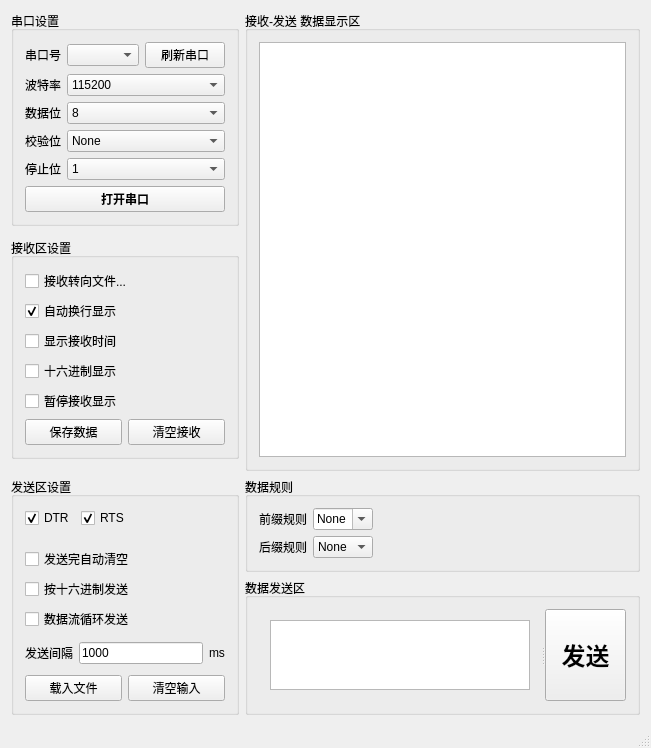
The window that serialportwindow.ui (eveningwyn/Ethernet_SerialPort) describes before a commit, drawn with Qt 5.
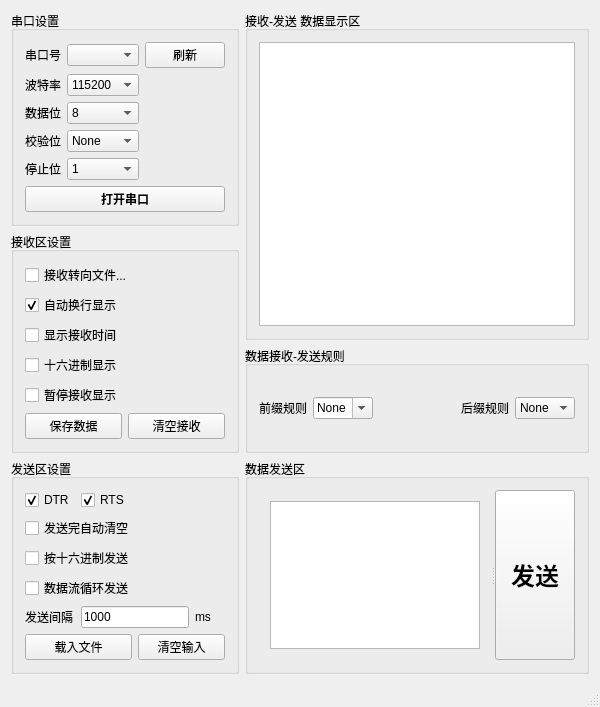
The same window after the commit. Icons and pictures are not drawn.

Commit message: 1. add language.h head file 2. update serial port tool ui

Diff of the .ui file:
```diff
--- a/serialportwindow.ui
+++ b/serialportwindow.ui
@@ -9,10 +9,16 @@
    <rect>
     <x>0</x>
     <y>0</y>
-    <width>651</width>
-    <height>651</height>
+    <width>600</width>
+    <height>600</height>
    </rect>
   </property>
+  <property name="sizePolicy">
+   <sizepolicy hsizetype="Preferred" vsizetype="Preferred">
+    <horstretch>0</horstretch>
+    <verstretch>0</verstretch>
+   </sizepolicy>
+  </property>
   <property name="windowTitle">
    <string>串口调试助手 (作者evening_wen)</string>
   </property>
@@ -26,7 +32,7 @@
   <property name="layoutDirection">
    <enum>Qt::LeftToRight</enum>
   </property>
-  <widget class="QWidget" name="centralWidget">
+  <widget class="QWidget" name="serialPortCentralWidget">
    <layout class="QGridLayout" name="gridLayout_6">
     <item row="0" column="0">
      <widget class="QGroupBox" name="serialPortSettingGroupBox">
@@ -37,142 +43,7 @@
        <string>串口设置</string>
       </property>
       <layout class="QGridLayout" name="gridLayout_4">
-       <item row="4" column="0">
-        <layout class="QFormLayout" name="stopBitormLayout">
          <item row="0" column="0">
-          <widget class="QLabel" name="stopBitLabel">
-           <property name="statusTip">
-            <string>停止位</string>
-           </property>
-           <property name="text">
-            <string>停止位</string>
-           </property>
-          </widget>
-         </item>
-         <item row="0" column="1">
-          <widget class="QComboBox" name="stopBitComboBox">
-           <property name="currentIndex">
-            <number>0</number>
-           </property>
-           <item>
-            <property name="text">
-             <string>1</string>
-            </property>
-           </item>
-           <item>
-            <property name="text">
-             <string>2</string>
-            </property>
-           </item>
-          </widget>
-         </item>
-        </layout>
-       </item>
-       <item row="5" column="0">
-        <widget class="QPushButton" name="openSerialPortBtn">
-         <property name="font">
-          <font>
-           <family>AcadEref</family>
-           <weight>75</weight>
-           <bold>true</bold>
-          </font>
-         </property>
-         <property name="statusTip">
-          <string>串口打开/关闭</string>
-         </property>
-         <property name="text">
-          <string>打开串口</string>
-         </property>
-         <property name="icon">
-          <iconset resource="resource.qrc">
-           <normaloff>:/res/Aladdin_lamp_red.png</normaloff>:/res/Aladdin_lamp_red.png</iconset>
-         </property>
-        </widget>
-       </item>
-       <item row="3" column="0">
-        <layout class="QFormLayout" name="parityBitormLayout">
-         <item row="0" column="0">
-          <widget class="QLabel" name="parityBitLabel">
-           <property name="statusTip">
-            <string>数据位</string>
-           </property>
-           <property name="text">
-            <string>校验位</string>
-           </property>
-          </widget>
-         </item>
-         <item row="0" column="1">
-          <widget class="QComboBox" name="parityBitComboBox">
-           <item>
-            <property name="text">
-             <string>None</string>
-            </property>
-           </item>
-           <item>
-            <property name="text">
-             <string>Odd</string>
-            </property>
-           </item>
-           <item>
-            <property name="text">
-             <string>Even</string>
-            </property>
-           </item>
-           <item>
-            <property name="text">
-             <string>Mark</string>
-            </property>
-           </item>
-           <item>
-            <property name="text">
-             <string>Space</string>
-            </property>
-           </item>
-          </widget>
-         </item>
-        </layout>
-       </item>
-       <item row="2" column="0">
-        <layout class="QFormLayout" name="dataBitormLayout">
-         <item row="0" column="0">
-          <widget class="QLabel" name="dataBitLabel">
-           <property name="statusTip">
-            <string>校验位</string>
-           </property>
-           <property name="text">
-            <string>数据位</string>
-           </property>
-          </widget>
-         </item>
-         <item row="0" column="1">
-          <widget class="QComboBox" name="dataBitComboBox">
-           <item>
-            <property name="text">
-             <string>8</string>
-            </property>
-           </item>
-           <item>
-            <property name="text">
-             <string>7</string>
-            </property>
-           </item>
-           <item>
-            <property name="text">
-             <string>6</string>
-            </property>
-           </item>
-           <item>
-            <property name="text">
-             <string>5</string>
-            </property>
-           </item>
-          </widget>
-         </item>
-        </layout>
-       </item>
-       <item row="0" column="0">
-        <layout class="QHBoxLayout" name="portNameHorizontalLayout">
-         <item>
           <widget class="QLabel" name="portNameberLabel">
            <property name="statusTip">
             <string>串口号</string>
@@ -182,13 +53,13 @@
            </property>
           </widget>
          </item>
-         <item>
+       <item row="0" column="1">
           <widget class="QComboBox" name="portNameComboBox"/>
          </item>
-         <item>
+       <item row="0" column="2">
           <widget class="QPushButton" name="portNameRefreshBtn">
            <property name="text">
-            <string>刷新串口</string>
+          <string>刷新</string>
            </property>
            <property name="icon">
             <iconset resource="resource.qrc">
@@ -196,11 +67,7 @@
            </property>
           </widget>
          </item>
-        </layout>
-       </item>
        <item row="1" column="0">
-        <layout class="QFormLayout" name="baudRateFormLayout">
-         <item row="0" column="0">
           <widget class="QLabel" name="baudRateLabel">
            <property name="statusTip">
             <string>波特率</string>
@@ -210,7 +77,7 @@
            </property>
           </widget>
          </item>
-         <item row="0" column="1">
+       <item row="1" column="1">
           <widget class="QComboBox" name="baudRateComboBox">
            <property name="editable">
             <bool>false</bool>
@@ -263,209 +130,136 @@
            </item>
           </widget>
          </item>
-        </layout>
-       </item>
-      </layout>
-     </widget>
-    </item>
-    <item row="6" column="1">
-     <widget class="QGroupBox" name="dataRuleGroupBox">
-      <property name="title">
-       <string>数据规则</string>
-      </property>
-      <layout class="QGridLayout" name="gridLayout_8">
-       <item row="1" column="0">
-        <layout class="QHBoxLayout" name="dataSuffixHorizontalLayout">
-         <item>
-          <widget class="QLabel" name="dataSuffixLabel">
+       <item row="2" column="0">
+        <widget class="QLabel" name="dataBitLabel">
+         <property name="statusTip">
+          <string>校验位</string>
+         </property>
            <property name="text">
-            <string>后缀规则</string>
+          <string>数据位</string>
            </property>
           </widget>
          </item>
+       <item row="2" column="1">
+        <widget class="QComboBox" name="dataBitComboBox">
          <item>
-          <widget class="QComboBox" name="dataSuffixComboBox">
-           <property name="editable">
-            <bool>false</bool>
-           </property>
-           <item>
             <property name="text">
-             <string>None</string>
+           <string>8</string>
             </property>
            </item>
            <item>
             <property name="text">
-             <string>\r</string>
+           <string>7</string>
             </property>
            </item>
            <item>
             <property name="text">
-             <string>\n</string>
+           <string>6</string>
             </property>
            </item>
            <item>
             <property name="text">
-             <string>\r\n</string>
+           <string>5</string>
             </property>
            </item>
           </widget>
          </item>
-         <item>
-          <spacer name="dataRuleHorizontalSpacer2">
-           <property name="orientation">
-            <enum>Qt::Horizontal</enum>
-           </property>
-           <property name="sizeHint" stdset="0">
-            <size>
-             <width>40</width>
-             <height>20</height>
-            </size>
-           </property>
-          </spacer>
-         </item>
-        </layout>
-       </item>
-       <item row="0" column="0">
-        <layout class="QHBoxLayout" name="dataPrefixHorizontalLayout">
-         <item>
-          <widget class="QLabel" name="dataPrefixLabel">
+       <item row="3" column="0">
+        <widget class="QLabel" name="parityBitLabel">
+         <property name="statusTip">
+          <string>数据位</string>
+         </property>
            <property name="text">
-            <string>前缀规则</string>
+          <string>校验位</string>
            </property>
           </widget>
          </item>
+       <item row="3" column="1">
+        <widget class="QComboBox" name="parityBitComboBox">
          <item>
-          <widget class="QComboBox" name="dataPrefixComboBox">
-           <property name="editable">
-            <bool>true</bool>
-           </property>
-           <item>
             <property name="text">
              <string>None</string>
             </property>
            </item>
-          </widget>
-         </item>
          <item>
-          <spacer name="dataRuleHorizontalSpacer1">
-           <property name="orientation">
-            <enum>Qt::Horizontal</enum>
-           </property>
-           <property name="sizeHint" stdset="0">
-            <size>
-             <width>40</width>
-             <height>20</height>
-            </size>
-           </property>
-          </spacer>
+          <property name="text">
+           <string>Odd</string>
+          </property>
          </item>
-        </layout>
-       </item>
-      </layout>
-     </widget>
-    </item>
-    <item row="0" column="1" rowspan="6">
-     <widget class="QGroupBox" name="dataReceiveAreaGroupBox">
-      <property name="title">
-       <string>接收-发送 数据显示区</string>
-      </property>
-      <layout class="QGridLayout" name="gridLayout_2">
-       <item row="0" column="0">
-        <widget class="QTextBrowser" name="dataReceiveAreaTextBrowser">
-         <property name="focusPolicy">
-          <enum>Qt::NoFocus</enum>
-         </property>
-        </widget>
-       </item>
-      </layout>
-     </widget>
-    </item>
-    <item row="2" column="0" rowspan="2">
-     <widget class="QGroupBox" name="receiveGroupBox">
-      <property name="statusTip">
-       <string>接收区设置</string>
-      </property>
-      <property name="title">
-       <string>接收区设置</string>
-      </property>
-      <layout class="QGridLayout" name="gridLayout">
-       <item row="1" column="0" colspan="2">
-        <widget class="QCheckBox" name="nextLineShowCheckBox">
-         <property name="statusTip">
-          <string>自动换行显示</string>
-         </property>
+         <item>
+          <property name="text">
+           <string>Even</string>
+          </property>
+         </item>
+         <item>
          <property name="text">
-          <string>自动换行显示</string>
-         </property>
-         <property name="checked">
-          <bool>true</bool>
-         </property>
-        </widget>
-       </item>
-       <item row="3" column="0" colspan="2">
-        <widget class="QCheckBox" name="hexShowCheckBox">
-         <property name="statusTip">
-          <string>十六进制显示</string>
-         </property>
+           <string>Mark</string>
+          </property>
+         </item>
+         <item>
          <property name="text">
-          <string>十六进制显示</string>
-         </property>
+           <string>Space</string>
+          </property>
+         </item>
         </widget>
        </item>
-       <item row="6" column="1">
-        <widget class="QPushButton" name="clearReceiveBtn">
+       <item row="4" column="0">
+        <widget class="QLabel" name="stopBitLabel">
          <property name="statusTip">
-          <string>清空接收区域</string>
+          <string>停止位</string>
          </property>
          <property name="text">
-          <string>清空接收</string>
+          <string>停止位</string>
          </property>
         </widget>
        </item>
-       <item row="2" column="0" colspan="2">
-        <widget class="QCheckBox" name="showReceiveTimeCheckBox">
-         <property name="statusTip">
-          <string>显示接收时间</string>
+       <item row="4" column="1">
+        <widget class="QComboBox" name="stopBitComboBox">
+         <property name="currentIndex">
+          <number>0</number>
          </property>
+         <item>
          <property name="text">
-          <string>显示接收时间</string>
-         </property>
-        </widget>
-       </item>
-       <item row="4" column="0" colspan="2">
-        <widget class="QCheckBox" name="stopReceiveCheckBox">
-         <property name="statusTip">
-          <string>暂停接收显示</string>
-         </property>
+           <string>1</string>
+          </property>
+         </item>
+         <item>
          <property name="text">
-          <string>暂停接收显示</string>
-         </property>
-        </widget>
-       </item>
-       <item row="0" column="0" colspan="2">
-        <widget class="QCheckBox" name="dataSaveToFileCheckBox">
-         <property name="statusTip">
-          <string>接收转向文件...</string>
-         </property>
+           <string>1.5</string>
+          </property>
+         </item>
+         <item>
          <property name="text">
-          <string>接收转向文件...</string>
-         </property>
+           <string>2</string>
+          </property>
+         </item>
         </widget>
        </item>
-       <item row="6" column="0">
-        <widget class="QPushButton" name="saveDataBtn">
+       <item row="5" column="0" colspan="3">
+        <widget class="QPushButton" name="openSerialPortBtn">
+         <property name="font">
+          <font>
+           <family>AcadEref</family>
+           <weight>75</weight>
+           <bold>true</bold>
+          </font>
+         </property>
          <property name="statusTip">
-          <string>保存数据至文件</string>
+          <string>串口打开/关闭</string>
          </property>
          <property name="text">
-          <string>保存数据</string>
+          <string>打开串口</string>
          </property>
+         <property name="icon">
+          <iconset resource="resource.qrc">
+           <normaloff>:/res/Aladdin_lamp_red.png</normaloff>:/res/Aladdin_lamp_red.png</iconset>
+         </property>
         </widget>
        </item>
       </layout>
      </widget>
     </item>
-    <item row="6" column="0" rowspan="2">
+    <item row="3" column="0">
      <widget class="QGroupBox" name="sendGroupBox">
       <property name="statusTip">
        <string>发送区设置</string>
@@ -474,40 +268,27 @@
        <string>发送区设置</string>
       </property>
       <layout class="QGridLayout" name="gridLayout_5">
-       <item row="9" column="0">
-        <widget class="QPushButton" name="loadFileBtn">
-         <property name="enabled">
-          <bool>true</bool>
-         </property>
-         <property name="statusTip">
-          <string>载入文件</string>
-         </property>
+       <item row="0" column="0">
+        <widget class="QCheckBox" name="DTRcheckBox">
          <property name="text">
-          <string>载入文件</string>
+          <string>DTR</string>
          </property>
-        </widget>
-       </item>
-       <item row="6" column="0" colspan="2">
-        <widget class="QCheckBox" name="repeatSendCheckBox">
-         <property name="statusTip">
-          <string>数据流循环发送</string>
+         <property name="checked">
+          <bool>true</bool>
          </property>
-         <property name="text">
-          <string>数据流循环发送</string>
-         </property>
         </widget>
        </item>
-       <item row="9" column="1">
-        <widget class="QPushButton" name="clearSendAreaBtn">
-         <property name="statusTip">
-          <string>清空发送区</string>
-         </property>
+       <item row="0" column="1" colspan="2">
+        <widget class="QCheckBox" name="RTScheckBox">
          <property name="text">
-          <string>清空输入</string>
+          <string>RTS</string>
          </property>
+         <property name="checked">
+          <bool>true</bool>
+         </property>
         </widget>
        </item>
-       <item row="4" column="0" colspan="2">
+       <item row="1" column="0" colspan="3">
         <widget class="QCheckBox" name="clearSendAreaCheckBox">
          <property name="statusTip">
           <string>发送完自动清空发送区</string>
@@ -517,7 +298,7 @@
          </property>
         </widget>
        </item>
-       <item row="5" column="0" colspan="2">
+       <item row="2" column="0" colspan="3">
         <widget class="QCheckBox" name="hexSendAreaCheckBox">
          <property name="enabled">
           <bool>true</bool>
@@ -530,33 +311,17 @@
          </property>
         </widget>
        </item>
-       <item row="0" column="0" colspan="2">
-        <layout class="QFormLayout" name="flowFormLayout">
-         <item row="0" column="1">
-          <widget class="QCheckBox" name="RTScheckBox">
-           <property name="text">
-            <string>RTS</string>
-           </property>
-           <property name="checked">
-            <bool>true</bool>
-           </property>
-          </widget>
-         </item>
-         <item row="0" column="0">
-          <widget class="QCheckBox" name="DTRcheckBox">
+       <item row="3" column="0" colspan="3">
+        <widget class="QCheckBox" name="repeatSendCheckBox">
+         <property name="statusTip">
+          <string>数据流循环发送</string>
+         </property>
            <property name="text">
-            <string>DTR</string>
-           </property>
-           <property name="checked">
-            <bool>true</bool>
-           </property>
-          </widget>
-         </item>
-        </layout>
-       </item>
-       <item row="8" column="0" colspan="2">
-        <layout class="QHBoxLayout" name="intervalTimeHorizontalLayout">
-         <item>
+          <string>数据流循环发送</string>
+         </property>
+        </widget>
+       </item>
+       <item row="4" column="0">
           <widget class="QLabel" name="intervalTimeLabel">
            <property name="statusTip">
             <string>发送间隔</string>
@@ -566,7 +331,7 @@
            </property>
           </widget>
          </item>
-         <item>
+       <item row="4" column="1" colspan="2">
           <widget class="QLineEdit" name="intervalTimeLineEdit">
            <property name="statusTip">
             <string>指令发送及指令循环间隔</string>
@@ -576,19 +341,40 @@
            </property>
           </widget>
          </item>
-         <item>
+       <item row="4" column="3">
           <widget class="QLabel" name="unitLabel">
            <property name="text">
             <string>ms</string>
            </property>
           </widget>
          </item>
-        </layout>
+       <item row="5" column="0" colspan="2">
+        <widget class="QPushButton" name="loadFileBtn">
+         <property name="enabled">
+          <bool>true</bool>
+         </property>
+         <property name="statusTip">
+          <string>载入文件</string>
+         </property>
+         <property name="text">
+          <string>载入文件</string>
+         </property>
+        </widget>
        </item>
+       <item row="5" column="2" colspan="2">
+        <widget class="QPushButton" name="clearSendAreaBtn">
+         <property name="statusTip">
+          <string>清空发送区</string>
+         </property>
+         <property name="text">
+          <string>清空输入</string>
+         </property>
+        </widget>
+       </item>
       </layout>
      </widget>
     </item>
-    <item row="7" column="1">
+    <item row="3" column="1" colspan="2">
      <widget class="QGroupBox" name="dataSendAreaGroupBox">
       <property name="title">
        <string>数据发送区</string>
@@ -634,6 +420,186 @@
       </layout>
      </widget>
     </item>
+    <item row="1" column="0" rowspan="2">
+     <widget class="QGroupBox" name="receiveGroupBox">
+      <property name="statusTip">
+       <string>接收区设置</string>
+      </property>
+      <property name="title">
+       <string>接收区设置</string>
+      </property>
+      <layout class="QGridLayout" name="gridLayout_2">
+       <item row="0" column="0" colspan="2">
+        <widget class="QCheckBox" name="dataSaveToFileCheckBox">
+         <property name="statusTip">
+          <string>接收转向文件...</string>
+         </property>
+         <property name="text">
+          <string>接收转向文件...</string>
+         </property>
+        </widget>
+       </item>
+       <item row="1" column="0" colspan="2">
+        <widget class="QCheckBox" name="nextLineShowCheckBox">
+         <property name="statusTip">
+          <string>自动换行显示</string>
+         </property>
+         <property name="text">
+          <string>自动换行显示</string>
+         </property>
+         <property name="checked">
+          <bool>true</bool>
+         </property>
+        </widget>
+       </item>
+       <item row="2" column="0" colspan="2">
+        <widget class="QCheckBox" name="showReceiveTimeCheckBox">
+         <property name="statusTip">
+          <string>显示接收时间</string>
+         </property>
+         <property name="text">
+          <string>显示接收时间</string>
+         </property>
+        </widget>
+       </item>
+       <item row="3" column="0" colspan="2">
+        <widget class="QCheckBox" name="hexShowCheckBox">
+         <property name="statusTip">
+          <string>十六进制显示</string>
+         </property>
+         <property name="text">
+          <string>十六进制显示</string>
+         </property>
+        </widget>
+       </item>
+       <item row="4" column="0" colspan="2">
+        <widget class="QCheckBox" name="stopReceiveCheckBox">
+         <property name="statusTip">
+          <string>暂停接收显示</string>
+         </property>
+         <property name="text">
+          <string>暂停接收显示</string>
+         </property>
+        </widget>
+       </item>
+       <item row="5" column="0">
+        <widget class="QPushButton" name="saveDataBtn">
+         <property name="statusTip">
+          <string>保存数据至文件</string>
+         </property>
+         <property name="text">
+          <string>保存数据</string>
+         </property>
+        </widget>
+       </item>
+       <item row="5" column="1">
+        <widget class="QPushButton" name="clearReceiveBtn">
+         <property name="statusTip">
+          <string>清空接收区域</string>
+         </property>
+         <property name="text">
+          <string>清空接收</string>
+         </property>
+        </widget>
+       </item>
+      </layout>
+     </widget>
+    </item>
+    <item row="2" column="1" colspan="2">
+     <widget class="QGroupBox" name="dataRuleGroupBox">
+      <property name="title">
+       <string>数据接收-发送规则</string>
+      </property>
+      <layout class="QGridLayout" name="gridLayout_8">
+       <item row="0" column="0">
+        <layout class="QHBoxLayout" name="dataPrefixHorizontalLayout">
+         <item>
+          <widget class="QLabel" name="dataPrefixLabel">
+           <property name="text">
+            <string>前缀规则</string>
+           </property>
+          </widget>
+         </item>
+         <item>
+          <widget class="QComboBox" name="dataPrefixComboBox">
+           <property name="editable">
+            <bool>true</bool>
+           </property>
+           <item>
+            <property name="text">
+             <string>None</string>
+            </property>
+           </item>
+          </widget>
+         </item>
+         <item>
+          <spacer name="dataRuleHorizontalSpacer1">
+           <property name="orientation">
+            <enum>Qt::Horizontal</enum>
+           </property>
+           <property name="sizeHint" stdset="0">
+            <size>
+             <width>40</width>
+             <height>20</height>
+            </size>
+           </property>
+          </spacer>
+         </item>
+         <item>
+          <widget class="QLabel" name="dataSuffixLabel">
+           <property name="text">
+            <string>后缀规则</string>
+           </property>
+          </widget>
+         </item>
+         <item>
+          <widget class="QComboBox" name="dataSuffixComboBox">
+           <property name="editable">
+            <bool>false</bool>
+           </property>
+           <item>
+            <property name="text">
+             <string>None</string>
+            </property>
+           </item>
+           <item>
+            <property name="text">
+             <string>\r</string>
+            </property>
+           </item>
+           <item>
+            <property name="text">
+             <string>\n</string>
+            </property>
+           </item>
+           <item>
+            <property name="text">
+             <string>\r\n</string>
+            </property>
+           </item>
+          </widget>
+         </item>
+        </layout>
+       </item>
+      </layout>
+     </widget>
+    </item>
+    <item row="0" column="1" rowspan="2" colspan="2">
+     <widget class="QGroupBox" name="dataReceiveAreaGroupBox">
+      <property name="title">
+       <string>接收-发送 数据显示区</string>
+      </property>
+      <layout class="QGridLayout" name="gridLayout">
+       <item row="0" column="0">
+        <widget class="QTextBrowser" name="dataReceiveAreaTextBrowser">
+         <property name="focusPolicy">
+          <enum>Qt::NoFocus</enum>
+         </property>
+        </widget>
+       </item>
+      </layout>
+     </widget>
+    </item>
    </layout>
   </widget>
   <widget class="QMenuBar" name="menuBar">
@@ -641,7 +607,7 @@
     <rect>
      <x>0</x>
      <y>0</y>
-     <width>651</width>
+     <width>600</width>
      <height>23</height>
     </rect>
    </property>
```
Lines whose indentation alone changed are shown as unchanged. The commit also changes 3 other files.
